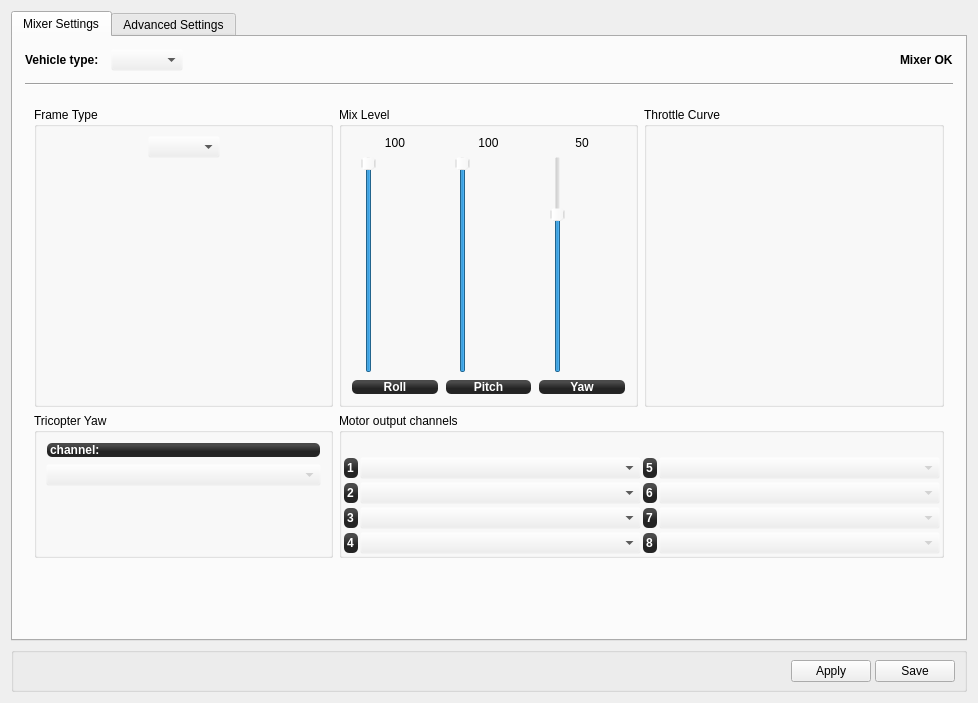
First picture: the form in ground/openpilotgcs/src/plugins/config/airframe.ui, repository openpilot/OpenPilot, before the edit.
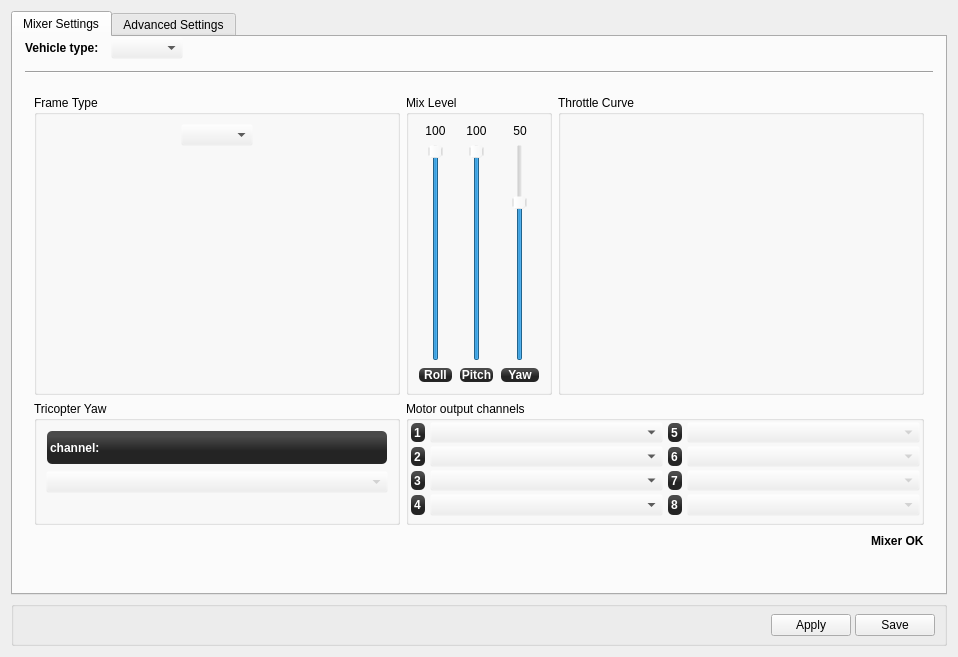
Second picture: the form after the edit. Icons and pictures are not drawn. Custom widgets are drawn as their Qt base class.

Commit message: fixed aircraft page, were some minor adjustments I wanted to make

What changed in the file:
```diff
--- a/ground/openpilotgcs/src/plugins/config/airframe.ui
+++ b/ground/openpilotgcs/src/plugins/config/airframe.ui
@@ -6,8 +6,8 @@
    <rect>
     <x>0</x>
     <y>0</y>
-    <width>978</width>
-    <height>703</height>
+    <width>958</width>
+    <height>657</height>
    </rect>
   </property>
   <property name="windowTitle">
@@ -24,9 +24,18 @@
        <string>Mixer Settings</string>
       </attribute>
       <layout class="QVBoxLayout" name="verticalLayout_2" stretch="0">
-       <property name="margin">
+       <property name="leftMargin">
         <number>12</number>
        </property>
+       <property name="topMargin">
+        <number>0</number>
+       </property>
+       <property name="rightMargin">
+        <number>12</number>
+       </property>
+       <property name="bottomMargin">
+        <number>0</number>
+       </property>
        <item>
         <widget class="QScrollArea" name="scrollArea">
          <property name="sizePolicy">
@@ -119,8 +128,8 @@
            <rect>
             <x>0</x>
             <y>0</y>
-            <width>924</width>
-            <height>572</height>
+            <width>904</width>
+            <height>550</height>
            </rect>
           </property>
           <layout class="QVBoxLayout" name="verticalLayout">
@@ -177,25 +186,6 @@
                </property>
               </spacer>
              </item>
-             <item>
-              <widget class="QLabel" name="mrStatusLabel">
-               <property name="sizePolicy">
-                <sizepolicy hsizetype="Fixed" vsizetype="Preferred">
-                 <horstretch>0</horstretch>
-                 <verstretch>0</verstretch>
-                </sizepolicy>
-               </property>
-               <property name="font">
-                <font>
-                 <weight>75</weight>
-                 <bold>true</bold>
-                </font>
-               </property>
-               <property name="text">
-                <string>Mixer OK</string>
-               </property>
-              </widget>
-             </item>
             </layout>
            </item>
            <item>
@@ -706,7 +696,7 @@
               </layout>
              </widget>
              <widget class="QWidget" name="multiRotor">
-              <layout class="QGridLayout" name="gridLayout_3" columnstretch="1,1,1">
+              <layout class="QGridLayout" name="gridLayout_3">
                <item row="0" column="1">
                 <widget class="QGroupBox" name="groupBox_9">
                  <property name="title">
@@ -906,61 +896,6 @@
                  </layout>
                 </widget>
                </item>
-               <item row="1" column="0">
-                <widget class="QGroupBox" name="groupBox_11">
-                 <property name="title">
-                  <string>Tricopter Yaw</string>
-                 </property>
-                 <layout class="QVBoxLayout" name="verticalLayout_4">
-                  <item>
-                   <widget class="QLabel" name="label_2">
-                    <property name="styleSheet">
-                     <string notr="true">background-color: qlineargradient(spread:reflect, x1:0.507, y1:0, x2:0.507, y2:0.772, stop:0.208955 rgba(74, 74, 74, 255), stop:0.78607 rgba(36, 36, 36, 255));
-color: rgb(255, 255, 255);
-border-radius: 5;
-font: bold 12px;
-margin:1px;</string>
-                    </property>
-                    <property name="text">
-                     <string>channel:</string>
-                    </property>
-                   </widget>
-                  </item>
-                  <item>
-                   <widget class="QComboBox" name="triYawChannelBox">
-                    <property name="enabled">
-                     <bool>false</bool>
-                    </property>
-                    <property name="sizePolicy">
-                     <sizepolicy hsizetype="MinimumExpanding" vsizetype="Fixed">
-                      <horstretch>0</horstretch>
-                      <verstretch>0</verstretch>
-                     </sizepolicy>
-                    </property>
-                    <property name="minimumSize">
-                     <size>
-                      <width>40</width>
-                      <height>0</height>
-                     </size>
-                    </property>
-                   </widget>
-                  </item>
-                  <item>
-                   <spacer name="verticalSpacer_4">
-                    <property name="orientation">
-                     <enum>Qt::Vertical</enum>
-                    </property>
-                    <property name="sizeHint" stdset="0">
-                     <size>
-                      <width>20</width>
-                      <height>40</height>
-                     </size>
-                    </property>
-                   </spacer>
-                  </item>
-                 </layout>
-                </widget>
-               </item>
                <item row="0" column="2">
                 <widget class="QGroupBox" name="groupBox_6">
                  <property name="sizePolicy">
@@ -1013,18 +948,109 @@
                  </layout>
                 </widget>
                </item>
-               <item row="1" column="1" colspan="2">
+               <item row="2" column="0">
+                <widget class="QGroupBox" name="groupBox_11">
+                 <property name="sizePolicy">
+                  <sizepolicy hsizetype="Preferred" vsizetype="Minimum">
+                   <horstretch>0</horstretch>
+                   <verstretch>0</verstretch>
+                  </sizepolicy>
+                 </property>
+                 <property name="minimumSize">
+                  <size>
+                   <width>0</width>
+                   <height>124</height>
+                  </size>
+                 </property>
+                 <property name="title">
+                  <string>Tricopter Yaw</string>
+                 </property>
+                 <layout class="QVBoxLayout" name="verticalLayout_4">
+                  <item>
+                   <widget class="QLabel" name="label_2">
+                    <property name="styleSheet">
+                     <string notr="true">background-color: qlineargradient(spread:reflect, x1:0.507, y1:0, x2:0.507, y2:0.772, stop:0.208955 rgba(74, 74, 74, 255), stop:0.78607 rgba(36, 36, 36, 255));
+color: rgb(255, 255, 255);
+border-radius: 5;
+font: bold 12px;
+margin:1px;</string>
+                    </property>
+                    <property name="text">
+                     <string>channel:</string>
+                    </property>
+                   </widget>
+                  </item>
+                  <item>
+                   <widget class="QComboBox" name="triYawChannelBox">
+                    <property name="enabled">
+                     <bool>false</bool>
+                    </property>
+                    <property name="sizePolicy">
+                     <sizepolicy hsizetype="MinimumExpanding" vsizetype="Fixed">
+                      <horstretch>0</horstretch>
+                      <verstretch>0</verstretch>
+                     </sizepolicy>
+                    </property>
+                    <property name="minimumSize">
+                     <size>
+                      <width>40</width>
+                      <height>0</height>
+                     </size>
+                    </property>
+                   </widget>
+                  </item>
+                  <item>
+                   <spacer name="verticalSpacer_4">
+                    <property name="orientation">
+                     <enum>Qt::Vertical</enum>
+                    </property>
+                    <property name="sizeType">
+                     <enum>QSizePolicy::Fixed</enum>
+                    </property>
+                    <property name="sizeHint" stdset="0">
+                     <size>
+                      <width>20</width>
+                      <height>20</height>
+                     </size>
+                    </property>
+                   </spacer>
+                  </item>
+                 </layout>
+                </widget>
+               </item>
+               <item row="2" column="1" colspan="2">
                 <widget class="QGroupBox" name="groupBox">
+                 <property name="sizePolicy">
+                  <sizepolicy hsizetype="Preferred" vsizetype="Maximum">
+                   <horstretch>0</horstretch>
+                   <verstretch>0</verstretch>
+                  </sizepolicy>
+                 </property>
+                 <property name="minimumSize">
+                  <size>
+                   <width>0</width>
+                   <height>124</height>
+                  </size>
+                 </property>
                  <property name="title">
                   <string>Motor output channels</string>
                  </property>
                  <layout class="QHBoxLayout" name="horizontalLayout_10">
                   <property name="spacing">
+                   <number>4</number>
+                  </property>
+                  <property name="leftMargin">
                    <number>1</number>
                   </property>
-                  <property name="margin">
+                  <property name="topMargin">
                    <number>1</number>
                   </property>
+                  <property name="rightMargin">
+                   <number>1</number>
+                  </property>
+                  <property name="bottomMargin">
+                   <number>6</number>
+                  </property>
                   <item>
                    <layout class="QFormLayout" name="formLayout_2">
                     <property name="sizeConstraint">
@@ -1036,7 +1062,7 @@
                     <property name="verticalSpacing">
                      <number>3</number>
                     </property>
-                    <item row="1" column="0">
+                    <item row="0" column="0">
                      <widget class="QLabel" name="MotorOutputLabel1">
                       <property name="styleSheet">
                        <string notr="true">background-color: qlineargradient(spread:reflect, x1:0.507, y1:0, x2:0.507, y2:0.772, stop:0.208955 rgba(74, 74, 74, 255), stop:0.78607 rgba(36, 36, 36, 255));
@@ -1050,14 +1076,14 @@
                       </property>
                      </widget>
                     </item>
-                    <item row="1" column="1">
+                    <item row="0" column="1">
                      <widget class="QComboBox" name="multiMotorChannelBox1">
                       <property name="toolTip">
                        <string>Assign your motor output channels using the drawing above as a reference. Respect propeller rotation.</string>
                       </property>
                      </widget>
                     </item>
-                    <item row="2" column="0">
+                    <item row="1" column="0">
                      <widget class="QLabel" name="label_8">
                       <property name="styleSheet">
                        <string notr="true">background-color: qlineargradient(spread:reflect, x1:0.507, y1:0, x2:0.507, y2:0.772, stop:0.208955 rgba(74, 74, 74, 255), stop:0.78607 rgba(36, 36, 36, 255));
@@ -1071,14 +1097,14 @@
                       </property>
                      </widget>
                     </item>
-                    <item row="2" column="1">
+                    <item row="1" column="1">
                      <widget class="QComboBox" name="multiMotorChannelBox2">
                       <property name="toolTip">
                        <string>Assign your motor output channels using the drawing above as a reference. Respect propeller rotation.</string>
                       </property>
                      </widget>
                     </item>
-                    <item row="3" column="0">
+                    <item row="2" column="0">
                      <widget class="QLabel" name="label_9">
                       <property name="styleSheet">
                        <string notr="true">background-color: qlineargradient(spread:reflect, x1:0.507, y1:0, x2:0.507, y2:0.772, stop:0.208955 rgba(74, 74, 74, 255), stop:0.78607 rgba(36, 36, 36, 255));
@@ -1092,14 +1118,14 @@
                       </property>
                      </widget>
                     </item>
-                    <item row="3" column="1">
+                    <item row="2" column="1">
                      <widget class="QComboBox" name="multiMotorChannelBox3">
                       <property name="toolTip">
                        <string>Assign your motor output channels using the drawing above as a reference. Respect propeller rotation.</string>
                       </property>
                      </widget>
                     </item>
-                    <item row="4" column="0">
+                    <item row="3" column="0">
                      <widget class="QLabel" name="label_10">
                       <property name="styleSheet">
                        <string notr="true">background-color: qlineargradient(spread:reflect, x1:0.507, y1:0, x2:0.507, y2:0.772, stop:0.208955 rgba(74, 74, 74, 255), stop:0.78607 rgba(36, 36, 36, 255));
@@ -1113,29 +1139,13 @@
                       </property>
                      </widget>
                     </item>
-                    <item row="4" column="1">
+                    <item row="3" column="1">
                      <widget class="QComboBox" name="multiMotorChannelBox4">
                       <property name="toolTip">
                        <string>Assign your motor output channels using the drawing above as a reference. Respect propeller rotation.</string>
                       </property>
                      </widget>
                     </item>
-                    <item row="0" column="1">
-                     <spacer name="verticalSpacer_8">
-                      <property name="orientation">
-                       <enum>Qt::Vertical</enum>
-                      </property>
-                      <property name="sizeType">
-                       <enum>QSizePolicy::Fixed</enum>
-                      </property>
-                      <property name="sizeHint" stdset="0">
-                       <size>
-                        <width>0</width>
-                        <height>20</height>
-                       </size>
-                      </property>
-                     </spacer>
-                    </item>
                    </layout>
                   </item>
                   <item>
@@ -1149,7 +1159,7 @@
                     <property name="verticalSpacing">
                      <number>3</number>
                     </property>
-                    <item row="1" column="0">
+                    <item row="0" column="0">
                      <widget class="QLabel" name="label_11">
                       <property name="styleSheet">
                        <string notr="true">background-color: qlineargradient(spread:reflect, x1:0.507, y1:0, x2:0.507, y2:0.772, stop:0.208955 rgba(74, 74, 74, 255), stop:0.78607 rgba(36, 36, 36, 255));
@@ -1163,7 +1173,7 @@
                       </property>
                      </widget>
                     </item>
-                    <item row="1" column="1">
+                    <item row="0" column="1">
                      <widget class="QComboBox" name="multiMotorChannelBox5">
                       <property name="enabled">
                        <bool>false</bool>
@@ -1179,7 +1189,7 @@
                       </property>
                      </widget>
                     </item>
-                    <item row="2" column="0">
+                    <item row="1" column="0">
                      <widget class="QLabel" name="label_12">
                       <property name="styleSheet">
                        <string notr="true">background-color: qlineargradient(spread:reflect, x1:0.507, y1:0, x2:0.507, y2:0.772, stop:0.208955 rgba(74, 74, 74, 255), stop:0.78607 rgba(36, 36, 36, 255));
@@ -1193,7 +1203,7 @@
                       </property>
                      </widget>
                     </item>
-                    <item row="2" column="1">
+                    <item row="1" column="1">
                      <widget class="QComboBox" name="multiMotorChannelBox6">
                       <property name="enabled">
                        <bool>false</bool>
@@ -1203,7 +1213,7 @@
                       </property>
                      </widget>
                     </item>
-                    <item row="3" column="0">
+                    <item row="2" column="0">
                      <widget class="QLabel" name="label_16">
                       <property name="styleSheet">
                        <string notr="true">background-color: qlineargradient(spread:reflect, x1:0.507, y1:0, x2:0.507, y2:0.772, stop:0.208955 rgba(74, 74, 74, 255), stop:0.78607 rgba(36, 36, 36, 255));
@@ -1217,7 +1227,7 @@
                       </property>
                      </widget>
                     </item>
-                    <item row="3" column="1">
+                    <item row="2" column="1">
                      <widget class="QComboBox" name="multiMotorChannelBox7">
                       <property name="enabled">
                        <bool>false</bool>
@@ -1227,7 +1237,7 @@
                       </property>
                      </widget>
                     </item>
-                    <item row="4" column="0">
+                    <item row="3" column="0">
                      <widget class="QLabel" name="label_17">
                       <property name="styleSheet">
                        <string notr="true">background-color: qlineargradient(spread:reflect, x1:0.507, y1:0, x2:0.507, y2:0.772, stop:0.208955 rgba(74, 74, 74, 255), stop:0.78607 rgba(36, 36, 36, 255));
@@ -1241,7 +1251,7 @@
                       </property>
                      </widget>
                     </item>
-                    <item row="4" column="1">
+                    <item row="3" column="1">
                      <widget class="QComboBox" name="multiMotorChannelBox8">
                       <property name="enabled">
                        <bool>false</bool>
@@ -1251,28 +1261,12 @@
                       </property>
                      </widget>
                     </item>
-                    <item row="0" column="1">
-                     <spacer name="verticalSpacer_9">
-                      <property name="orientation">
-                       <enum>Qt::Vertical</enum>
-                      </property>
-                      <property name="sizeType">
-                       <enum>QSizePolicy::Fixed</enum>
-                      </property>
-                      <property name="sizeHint" stdset="0">
-                       <size>
-                        <width>20</width>
-                        <height>20</height>
-                       </size>
-                      </property>
-                     </spacer>
-                    </item>
                    </layout>
                   </item>
                  </layout>
                 </widget>
                </item>
-               <item row="2" column="1">
+               <item row="4" column="1">
                 <spacer name="verticalSpacer_6">
                  <property name="orientation">
                   <enum>Qt::Vertical</enum>
@@ -1285,6 +1279,19 @@
                  </property>
                 </spacer>
                </item>
+               <item row="1" column="0">
+                <spacer name="verticalSpacer_7">
+                 <property name="orientation">
+                  <enum>Qt::Vertical</enum>
+                 </property>
+                 <property name="sizeHint" stdset="0">
+                  <size>
+                   <width>20</width>
+                   <height>0</height>
+                  </size>
+                 </property>
+                </spacer>
+               </item>
                <item row="0" column="0">
                 <widget class="QGroupBox" name="groupBox_10">
                  <property name="title">
@@ -1364,6 +1371,42 @@
                  </layout>
                 </widget>
                </item>
+               <item row="3" column="2">
+                <layout class="QHBoxLayout" name="horizontalLayout_6">
+                 <item>
+                  <spacer name="horizontalSpacer_6">
+                   <property name="orientation">
+                    <enum>Qt::Horizontal</enum>
+                   </property>
+                   <property name="sizeHint" stdset="0">
+                    <size>
+                     <width>40</width>
+                     <height>20</height>
+                    </size>
+                   </property>
+                  </spacer>
+                 </item>
+                 <item>
+                  <widget class="QLabel" name="mrStatusLabel">
+                   <property name="sizePolicy">
+                    <sizepolicy hsizetype="Fixed" vsizetype="Preferred">
+                     <horstretch>0</horstretch>
+                     <verstretch>0</verstretch>
+                    </sizepolicy>
+                   </property>
+                   <property name="font">
+                    <font>
+                     <weight>75</weight>
+                     <bold>true</bold>
+                    </font>
+                   </property>
+                   <property name="text">
+                    <string>Mixer OK</string>
+                   </property>
+                  </widget>
+                 </item>
+                </layout>
+               </item>
               </layout>
              </widget>
              <widget class="QWidget" name="ccpmHeli">
```
Left out of the diff: 4 changed lines with no effect on the pictures.
